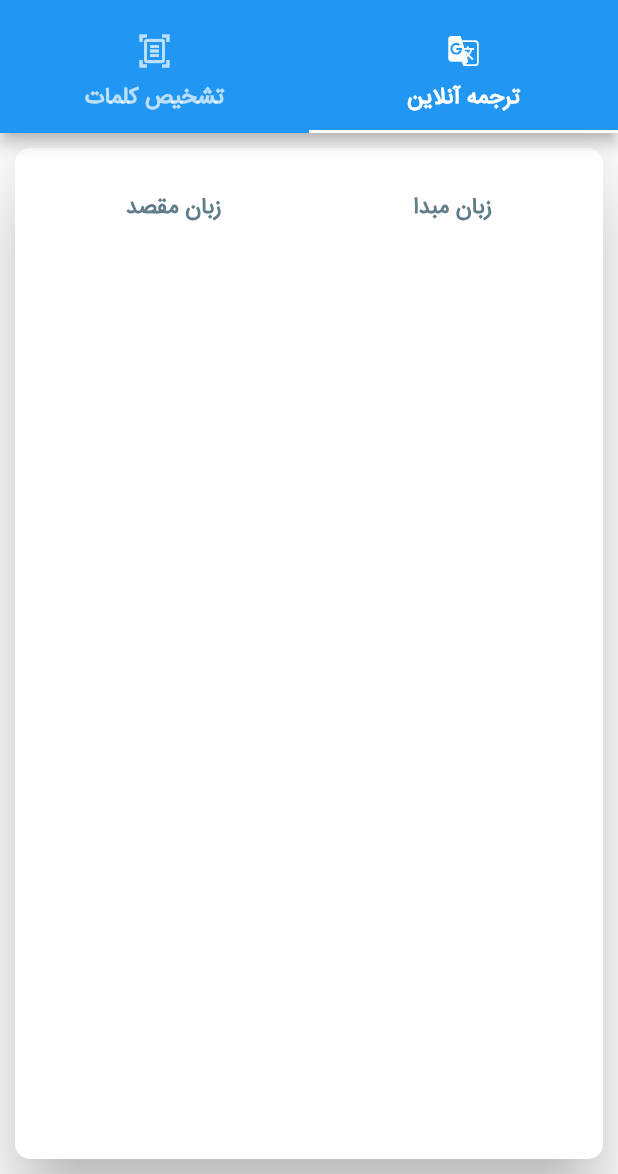
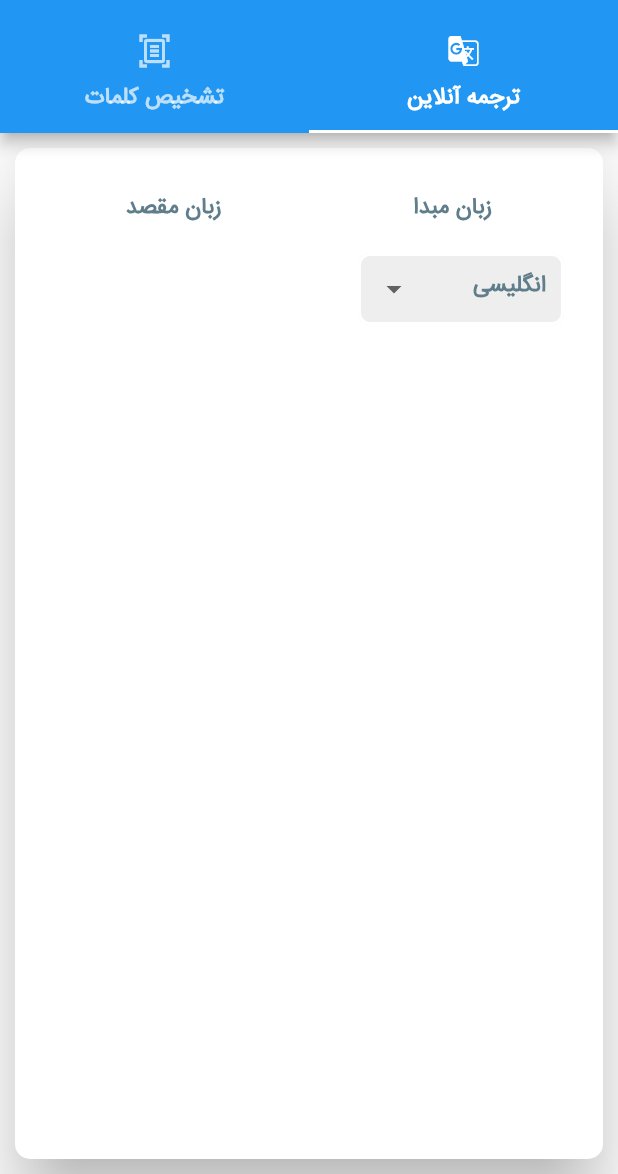
Before and after one commit to sajjadabbasi1383/Voice-Translation, a Flutter app: the MainScreen screen opened directly, on a phone screen of 412 x 824 dp, the part 62-1236 px from its top. Run offline on Flutter 3.47's test engine with Material 2 defaults, Android fonts, the phone set to English and light mode, and no system bars; our stand-ins replace flutter_spinkit.

Commit message:
Dropdown language source

```diff
--- a/lib/home_screen.dart
+++ b/lib/home_screen.dart
@@ -9,7 +9,30 @@ class HomeScreen extends StatefulWidget {
 
 class _HomeScreenState extends State<HomeScreen> {
   static const tabStyle = TextStyle(
-      fontSize: 15, color: Colors.blueGrey, fontWeight: FontWeight.bold);
+      fontSize: 15, color: Colors.blueGrey, fontWeight: FontWeight.bold,fontFamily: 'irs');
+
+  List<String> source = [
+    "انگلیسی",
+    "فارسی",
+    "اسپانیایی",
+    "فرانسوی",
+    "آلمانی",
+    "ایتالیایی",
+    "روسی",
+  ];
+
+  List<String> dest = [
+    "فارسی",
+    "انگلیسی",
+    "اسپانیایی",
+    "فرانسوی",
+    "آلمانی",
+    "ایتالیایی",
+    "روسی",
+  ];
+
+  String selectedItemSource = "انگلیسی";
+  String selectedItemDest = "فارسی";
 
   @override
   Widget build(BuildContext context) {
@@ -20,12 +43,12 @@ class _HomeScreenState extends State<HomeScreen> {
       margin: const EdgeInsets.all(10),
       child: Container(
         margin: const EdgeInsets.all(10),
-        child: const Column(
+        child: Column(
           children: [
-            SizedBox(
+            const SizedBox(
               height: 20,
             ),
-            Row(
+            const Row(
               mainAxisAlignment: MainAxisAlignment.spaceAround,
               children: [
                 Text(
@@ -35,6 +58,50 @@ class _HomeScreenState extends State<HomeScreen> {
                 Text("زبان مقصد", style: tabStyle),
               ],
             ),
+            Row(
+              mainAxisAlignment: MainAxisAlignment.spaceBetween,
+              children: [
+                Container(
+                  width: MediaQuery.sizeOf(context).width / 3,
+                  height: 50,
+                  margin: const EdgeInsets.all(16),
+                  child: DropdownButtonFormField<String>(
+                    style: tabStyle,
+                    decoration: InputDecoration(
+                        filled: true,
+                        contentPadding: const EdgeInsets.symmetric(
+                            vertical: 12, horizontal: 12),
+                        enabledBorder: const OutlineInputBorder(
+                            borderRadius: BorderRadius.all(Radius.circular(8)),
+                            borderSide:
+                                BorderSide(width: 2, color: Colors.white)),
+                        focusedBorder: const OutlineInputBorder(
+                            borderRadius: BorderRadius.all(Radius.circular(8)),
+                            borderSide:
+                                BorderSide(width: 2, color: Colors.white)),
+                        fillColor: Colors.grey[200]),
+                    value: selectedItemSource,
+                    items: source
+                        .map(
+                          (item) => DropdownMenuItem<String>(
+                            value: item,
+                            alignment: AlignmentDirectional.centerEnd,
+                            child: Text(
+                              item,
+                              style: tabStyle,
+                            ),
+                          ),
+                        )
+                        .toList(),
+                    onChanged: (value) {
+                      setState(() {
+                        selectedItemSource=value!;
+                      });
+                    },
+                  ),
+                )
+              ],
+            ),
           ],
         ),
       ),
```
